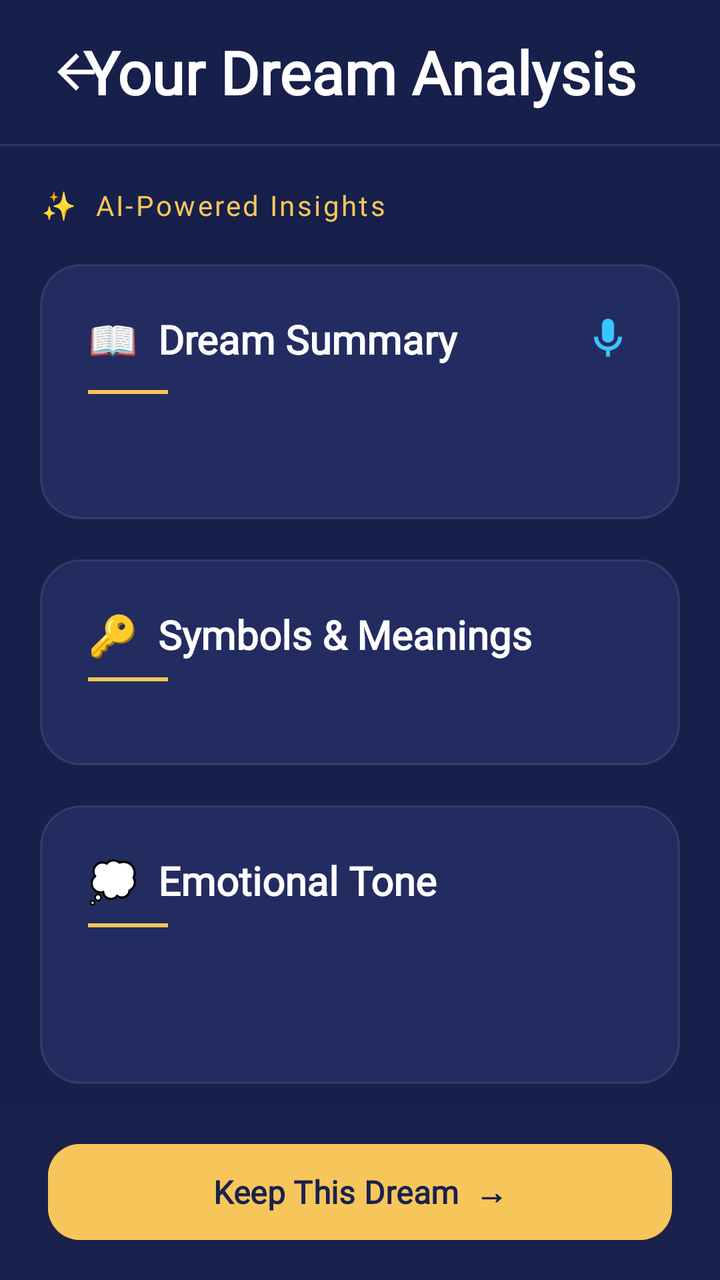
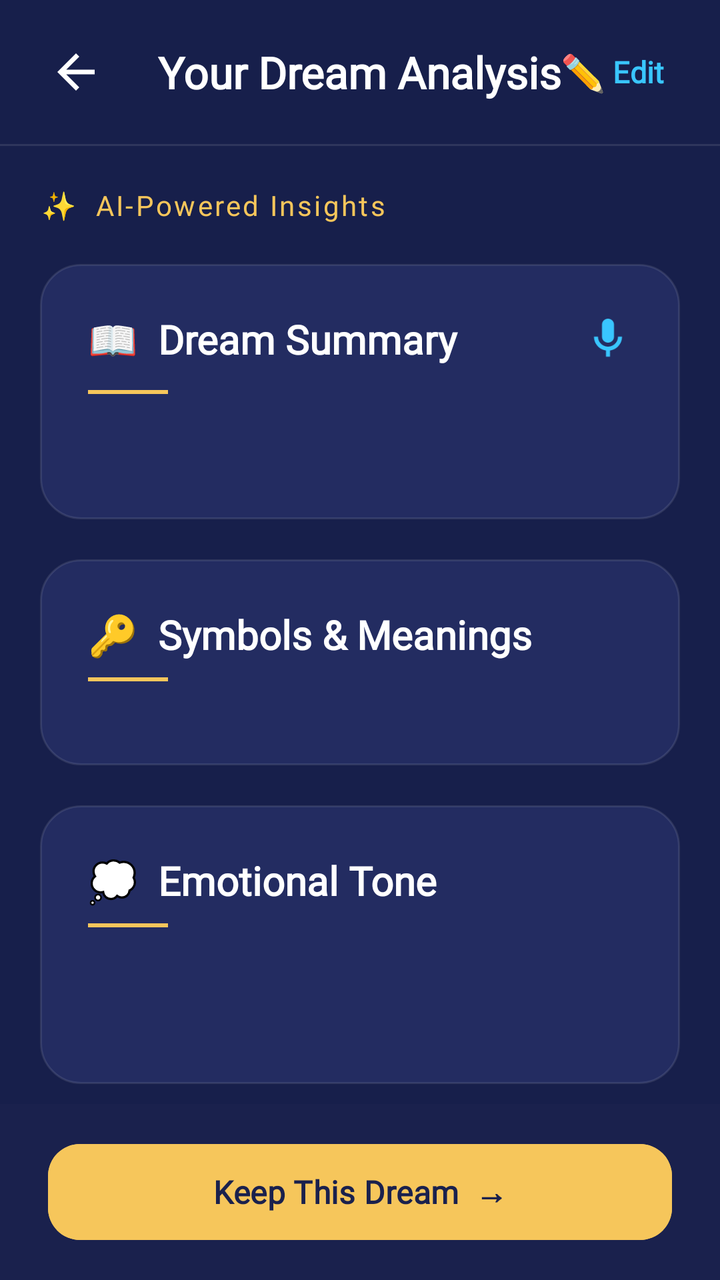

Screens rendered from an Android XML layout before and after an edit, with the pre-edit source and the edit as a unified diff.
<!-- AndroidManifest.xml: activity theme Theme.LucidDreams.Patterns -->
<!-- res/layout/activity_dream_analysis.xml -->
<?xml version="1.0" encoding="utf-8"?>
<androidx.constraintlayout.widget.ConstraintLayout
    xmlns:android="http://schemas.android.com/apk/res/android"
    xmlns:app="http://schemas.android.com/apk/res-auto"
    android:layout_width="match_parent"
    android:layout_height="match_parent"
    android:background="#171F4B"
    android:fitsSystemWindows="true">

    
    <FrameLayout
        android:id="@+id/topBar"
        android:layout_width="match_parent"
        android:layout_height="72dp"
        app:layout_constraintTop_toTopOf="parent"
        app:layout_constraintStart_toStartOf="parent"
        app:layout_constraintEnd_toEndOf="parent">

        <ImageView
            android:id="@+id/ivBack"
            android:layout_width="28dp"
            android:layout_height="28dp"
            android:layout_gravity="center_vertical|start"
            android:layout_marginStart="24dp"
            android:src="@drawable/ic_back"
            app:tint="#FFFFFF"
            android:contentDescription="Back" />

        <TextView
            android:layout_width="wrap_content"
            android:layout_height="wrap_content"
            android:layout_gravity="center"
            android:text="Your Dream Analysis"
            android:textColor="#FFFFFF"
            android:textSize="30sp"
            android:fontFamily="@font/poppins"
            android:textStyle="bold" />

    </FrameLayout>

    
    <View
        android:id="@+id/dividerTop"
        android:layout_width="match_parent"
        android:layout_height="1dp"
        android:background="#1AFFFFFF"
        app:layout_constraintTop_toBottomOf="@id/topBar"/>

    
    <ScrollView
        android:id="@+id/scrollContent"
        android:layout_width="match_parent"
        android:layout_height="0dp"
        android:scrollbars="none"
        android:overScrollMode="never"
        app:layout_constraintTop_toBottomOf="@id/dividerTop"
        app:layout_constraintBottom_toTopOf="@id/bottomContainer">

        <LinearLayout
            android:layout_width="match_parent"
            android:layout_height="wrap_content"
            android:orientation="vertical"
            android:paddingHorizontal="20dp"
            android:paddingTop="20dp"
            android:paddingBottom="24dp">

            
            <TextView
                android:layout_width="wrap_content"
                android:layout_height="wrap_content"
                android:text="✨  AI-Powered Insights"
                android:textColor="#F6C65B"
                android:textSize="14sp"
                android:fontFamily="@font/poppins"
                android:letterSpacing="0.08"
                android:layout_marginBottom="20dp" />

            
            <LinearLayout
                android:id="@+id/cardSummary"
                android:layout_width="match_parent"
                android:layout_height="wrap_content"
                android:background="@drawable/bg_analysis_card"
                android:orientation="vertical"
                android:padding="24dp"
                android:layout_marginBottom="20dp">

                <LinearLayout
                    android:layout_width="match_parent"
                    android:layout_height="wrap_content"
                    android:orientation="horizontal"
                    android:gravity="center_vertical"
                    android:layout_marginBottom="12dp">

                    <TextView
                        android:layout_width="0dp"
                        android:layout_height="wrap_content"
                        android:layout_weight="1"
                        android:text="📖  Dream Summary"
                        android:textColor="#FFFFFF"
                        android:textSize="20sp"
                        android:fontFamily="@font/poppins"
                        android:textStyle="bold" />

                    <ImageView
                        android:id="@+id/ivSpeaker"
                        android:layout_width="24dp"
                        android:layout_height="24dp"
                        android:src="@drawable/ic_mic"
                        android:contentDescription="Read aloud"
                        app:tint="#39C6FF"
                        android:clickable="true"
                        android:focusable="true"
                        android:background="?attr/selectableItemBackgroundBorderless" />

                </LinearLayout>

                
                <View
                    android:layout_width="40dp"
                    android:layout_height="2dp"
                    android:background="#F6C65B"
                    android:layout_marginBottom="16dp" />

                <TextView
                    android:id="@+id/tvSummary"
                    android:layout_width="match_parent"
                    android:layout_height="wrap_content"
                    android:text=""
                    android:textColor="#FFFFFF"
                    android:textSize="17sp"
                    android:fontFamily="@font/poppins"
                    android:lineSpacingMultiplier="1.7" />

            </LinearLayout>

            
            <LinearLayout
                android:id="@+id/cardSymbols"
                android:layout_width="match_parent"
                android:layout_height="wrap_content"
                android:background="@drawable/bg_analysis_card"
                android:orientation="vertical"
                android:padding="24dp"
                android:layout_marginBottom="20dp">

                <TextView
                    android:layout_width="match_parent"
                    android:layout_height="wrap_content"
                    android:text="🔑  Symbols &amp; Meanings"
                    android:textColor="#FFFFFF"
                    android:textSize="20sp"
                    android:fontFamily="@font/poppins"
                    android:textStyle="bold"
                    android:layout_marginBottom="8dp" />

                
                <View
                    android:layout_width="40dp"
                    android:layout_height="2dp"
                    android:background="#F6C65B"
                    android:layout_marginBottom="18dp" />

                
                <LinearLayout
                    android:id="@+id/llSymbols"
                    android:layout_width="match_parent"
                    android:layout_height="wrap_content"
                    android:orientation="vertical" />

                
                <TextView
                    android:id="@+id/tvNoSymbols"
                    android:layout_width="match_parent"
                    android:layout_height="wrap_content"
                    android:text="No specific symbols detected in this dream."
                    android:textColor="#7B88C5"
                    android:textSize="15sp"
                    android:fontFamily="@font/poppins"
                    android:visibility="gone" />

            </LinearLayout>

            
            <LinearLayout
                android:id="@+id/cardEmotion"
                android:layout_width="match_parent"
                android:layout_height="wrap_content"
                android:background="@drawable/bg_analysis_card"
                android:orientation="vertical"
                android:padding="24dp"
                android:layout_marginBottom="20dp">

                <TextView
                    android:layout_width="match_parent"
                    android:layout_height="wrap_content"
                    android:text="💭  Emotional Tone"
                    android:textColor="#FFFFFF"
                    android:textSize="20sp"
                    android:fontFamily="@font/poppins"
                    android:textStyle="bold"
                    android:layout_marginBottom="8dp" />

                
                <View
                    android:layout_width="40dp"
                    android:layout_height="2dp"
                    android:background="#F6C65B"
                    android:layout_marginBottom="18dp" />

                
                <com.google.android.material.chip.ChipGroup
                    android:id="@+id/chipGroupEmotions"
                    android:layout_width="match_parent"
                    android:layout_height="wrap_content"
                    app:chipSpacingHorizontal="8dp"
                    app:chipSpacingVertical="4dp" />

                <TextView
                    android:id="@+id/tvEmotionDesc"
                    android:layout_width="match_parent"
                    android:layout_height="wrap_content"
                    android:text=""
                    android:textColor="#C5CAE9"
                    android:textSize="15sp"
                    android:fontFamily="@font/poppins"
                    android:lineSpacingMultiplier="1.6"
                    android:layout_marginTop="16dp" />

            </LinearLayout>

            
            <LinearLayout
                android:id="@+id/cardReflection"
                android:layout_width="match_parent"
                android:layout_height="wrap_content"
                android:background="@drawable/bg_analysis_card"
                android:orientation="vertical"
                android:padding="24dp"
                android:layout_marginBottom="20dp">

                <TextView
                    android:layout_width="match_parent"
                    android:layout_height="wrap_content"
                    android:text="🌙  Reflection Prompt"
                    android:textColor="#FFFFFF"
                    android:textSize="20sp"
                    android:fontFamily="@font/poppins"
                    android:textStyle="bold"
                    android:layout_marginBottom="8dp" />

                
                <View
                    android:layout_width="40dp"
                    android:layout_height="2dp"
                    android:background="#F6C65B"
                    android:layout_marginBottom="16dp" />

                
                <TextView
                    android:layout_width="wrap_content"
                    android:layout_height="wrap_content"
                    android:text="❝"
                    android:textColor="#F6C65B"
                    android:textSize="28sp"
                    android:layout_marginBottom="4dp" />

                <TextView
                    android:id="@+id/tvReflection"
                    android:layout_width="match_parent"
                    android:layout_height="wrap_content"
                    android:text=""
                    android:textColor="#FFFFFF"
                    android:textSize="17sp"
                    android:fontFamily="@font/poppins"
                    android:textStyle="italic"
                    android:lineSpacingMultiplier="1.7" />

            </LinearLayout>

            
            <LinearLayout
                android:id="@+id/cardInsight"
                android:layout_width="match_parent"
                android:layout_height="wrap_content"
                android:background="@drawable/bg_analysis_card"
                android:orientation="vertical"
                android:padding="24dp"
                android:layout_marginBottom="8dp">

                <TextView
                    android:layout_width="match_parent"
                    android:layout_height="wrap_content"
                    android:text="💡  Insight Score"
                    android:textColor="#FFFFFF"
                    android:textSize="20sp"
                    android:fontFamily="@font/poppins"
                    android:textStyle="bold"
                    android:layout_marginBottom="8dp" />

                
                <View
                    android:layout_width="40dp"
                    android:layout_height="2dp"
                    android:background="#F6C65B"
                    android:layout_marginBottom="16dp" />

                
                <LinearLayout
                    android:id="@+id/llInsightScores"
                    android:layout_width="match_parent"
                    android:layout_height="wrap_content"
                    android:orientation="vertical" />

            </LinearLayout>

        </LinearLayout>
    </ScrollView>

    
    <LinearLayout
        android:id="@+id/bottomContainer"
        android:layout_width="match_parent"
        android:layout_height="wrap_content"
        android:background="#1A214D"
        android:paddingHorizontal="24dp"
        android:paddingVertical="16dp"
        android:orientation="vertical"
        app:layout_constraintBottom_toBottomOf="parent">

        <Button
            android:id="@+id/btnKeepDream"
            android:layout_width="match_parent"
            android:layout_height="56dp"
            android:text="Keep This Dream  →"
            android:textColor="#1A214D"
            android:textSize="16sp"
            android:textStyle="bold"
            android:fontFamily="@font/poppins"
            android:backgroundTint="#F6C65B"
            app:cornerRadius="16dp" />

    </LinearLayout>

</androidx.constraintlayout.widget.ConstraintLayout>
<!-- resources referenced by this layout -->
<resources>
  <!-- drawable bg_analysis_card (drawable) -->
  <?xml version="1.0" encoding="utf-8"?>
  <shape xmlns:android="http://schemas.android.com/apk/res/android"
      android:shape="rectangle">
      <solid android:color="#232C61" />
      <corners android:radius="20dp" />
      <stroke
          android:width="1dp"
          android:color="#1AFFFFFF"/>
  </shape>
  <!-- drawable ic_back (drawable) -->
  <vector xmlns:android="http://schemas.android.com/apk/res/android"
      android:width="24dp"
      android:height="24dp"
      android:viewportWidth="24"
      android:viewportHeight="24"
      android:tint="?attr/colorControlNormal">
    <path
        android:fillColor="@android:color/white"
        android:pathData="M20,11H7.83l5.59,-5.59L12,4l-8,8 8,8 1.41,-1.41L7.83,13H20V11Z"/>
  </vector>
  <style name="Theme.LucidDreams.Patterns" parent="Theme.LucidDreams">
          <item name="android:windowBackground">#171F4B</item>
          <item name="android:colorBackground">#171F4B</item>
          <item name="android:statusBarColor">#171F4B</item>
          <item name="android:navigationBarColor">#222B52</item>
      </style>
  <style name="Theme.LucidDreams" parent="Base.Theme.LucidDreams">
          <item name="materialCalendarTheme">@style/CustomDatePickerTheme</item>
      </style>
  <style name="Base.Theme.LucidDreams" parent="Theme.Material3.DayNight.NoActionBar">
          
          
      </style>
  <style name="CustomDatePickerConfirmButton" parent="Widget.Material3.Button">
          <item name="backgroundTint">#39C6FF</item>
          <item name="android:textColor">#171F4B</item>
      </style>
  <style name="CustomDatePickerCancelButton" parent="Widget.Material3.Button.TextButton">
          <item name="android:textColor">#C5CAE9</item>
      </style>
  <style name="CustomCalendarDay" parent="Widget.Material3.MaterialCalendar.Day">
          <item name="itemTextColor">#C5CAE9</item>
      </style>
  <style name="CustomCalendarDaySelected" parent="Widget.Material3.MaterialCalendar.Day.Selected">
          <item name="itemTextColor">#171F4B</item>
          <item name="itemFillColor">#39C6FF</item>
      </style>
  <style name="CustomCalendarDayToday" parent="Widget.Material3.MaterialCalendar.Day.Today">
          <item name="itemTextColor">#FFFFFF</item>
          <item name="itemStrokeColor">#39C6FF</item>
          <item name="itemStrokeWidth">1dp</item>
      </style>
  <!-- unchanged entries left out for length: 3 -->
</resources>

<!-- the commit's change to res/layout/activity_dream_analysis.xml (unified diff, before → after) -->
@@ -32,9 +32,39 @@
             android:layout_gravity="center"
             android:text="Your Dream Analysis"
             android:textColor="#FFFFFF"
-            android:textSize="30sp"
+            android:textSize="22sp"
             android:fontFamily="@font/poppins"
             android:textStyle="bold" />
+
+        
+        <LinearLayout
+            android:id="@+id/btnEditDream"
+            android:layout_width="wrap_content"
+            android:layout_height="wrap_content"
+            android:layout_gravity="center_vertical|end"
+            android:layout_marginEnd="20dp"
+            android:orientation="horizontal"
+            android:gravity="center_vertical"
+            android:padding="8dp"
+            android:clickable="true"
+            android:focusable="true"
+            android:background="?attr/selectableItemBackgroundBorderless">
+
+            <TextView
+                android:layout_width="wrap_content"
+                android:layout_height="wrap_content"
+                android:text="✏️"
+                android:textSize="18sp" />
+
+            <TextView
+                android:layout_width="wrap_content"
+                android:layout_height="wrap_content"
+                android:text=" Edit"
+                android:textColor="#39C6FF"
+                android:textSize="15sp"
+                android:fontFamily="@font/poppins"
+                android:textStyle="bold" />
+        </LinearLayout>
 
     </FrameLayout>
 
@@ -275,6 +305,79 @@
                     android:fontFamily="@font/poppins"
                     android:textStyle="italic"
                     android:lineSpacingMultiplier="1.7" />
+
+            </LinearLayout>
+
+            
+            <LinearLayout
+                android:id="@+id/cardDreamVisualization"
+                android:layout_width="match_parent"
+                android:layout_height="wrap_content"
+                android:background="@drawable/bg_analysis_card"
+                android:orientation="vertical"
+                android:padding="24dp"
+                android:layout_marginBottom="20dp">
+
+                <TextView
+                    android:layout_width="match_parent"
+                    android:layout_height="wrap_content"
+                    android:text="🎨  Dream Visualization"
+                    android:textColor="#FFFFFF"
+                    android:textSize="20sp"
+                    android:fontFamily="@font/poppins"
+                    android:textStyle="bold"
+                    android:layout_marginBottom="8dp" />
+
+                
+                <View
+                    android:layout_width="40dp"
+                    android:layout_height="2dp"
+                    android:background="#F6C65B"
+                    android:layout_marginBottom="16dp" />
+
+                
+                <LinearLayout
+                    android:id="@+id/llDreamImageArea"
+                    android:layout_width="match_parent"
+                    android:layout_height="200dp"
+                    android:orientation="vertical"
+                    android:gravity="center"
+                    android:background="@drawable/bg_dream_visualization"
+                    android:layout_marginBottom="14dp">
+
+                    <TextView
+                        android:id="@+id/tvDreamVizEmoji"
+                        android:layout_width="wrap_content"
+                        android:layout_height="wrap_content"
+                        android:text="🌙"
+                        android:textSize="48sp"
+                        android:layout_marginBottom="10dp" />
+
+                    <TextView
+                        android:id="@+id/tvDreamVizPrompt"
+                        android:layout_width="wrap_content"
+                        android:layout_height="wrap_content"
+                        android:text="Dream atmosphere visualized"
+                        android:textColor="#C5CAE9"
+                        android:textSize="14sp"
+                        android:fontFamily="@font/poppins"
+                        android:textStyle="italic"
+                        android:gravity="center"
+                        android:paddingHorizontal="24dp" />
+
+                </LinearLayout>
+
+                <Button
+                    android:id="@+id/btnRegenerateImage"
+                    android:layout_width="match_parent"
+                    android:layout_height="48dp"
+                    android:text="✦  Regenerate Image"
+                    android:textColor="#171F4B"
+                    android:textSize="15sp"
+                    android:textStyle="bold"
+                    android:fontFamily="@font/poppins"
+                    android:backgroundTint="#39C6FF"
+                    app:cornerRadius="12dp" />
 
             </LinearLayout>
 
<!-- resource entries referenced after the edit -->
@@ -10,6 +10,33 @@
           android:width="1dp"
           android:color="#1AFFFFFF"/>
   </shape>
+  <!-- drawable bg_dream_visualization (drawable) -->
+  <?xml version="1.0" encoding="utf-8"?>
+  <layer-list xmlns:android="http://schemas.android.com/apk/res/android">
+      
+      <item>
+          <shape android:shape="rectangle">
+              <gradient
+                  android:angle="135"
+                  android:startColor="#0D1035"
+                  android:centerColor="#1A1060"
+                  android:endColor="#0A2040"
+                  android:type="linear" />
+              <corners android:radius="14dp" />
+          </shape>
+      </item>
+      
+      <item>
+          <shape android:shape="rectangle">
+              <gradient
+                  android:angle="45"
+                  android:startColor="#209A63FF"
+                  android:endColor="#1039C6FF"
+                  android:type="linear" />
+              <corners android:radius="14dp" />
+          </shape>
+      </item>
+  </layer-list>
   <!-- drawable ic_back (drawable) -->
   <vector xmlns:android="http://schemas.android.com/apk/res/android"
       android:width="24dp"
@@ -26,6 +53,14 @@
           <item name="android:colorBackground">#171F4B</item>
           <item name="android:statusBarColor">#171F4B</item>
           <item name="android:navigationBarColor">#222B52</item>
+          
+          <item name="colorSurface">#171F4B</item>
+          <item name="colorSurfaceVariant">#232C61</item>
+          <item name="colorSurfaceContainer">#171F4B</item>
+          <item name="colorSurfaceContainerLow">#171F4B</item>
+          <item name="colorSurfaceContainerHigh">#232C61</item>
+          <item name="colorSurfaceContainerHighest">#2A3567</item>
+          <item name="colorOnSurface">#FFFFFF</item>
       </style>
   <style name="Theme.LucidDreams" parent="Base.Theme.LucidDreams">
           <item name="materialCalendarTheme">@style/CustomDatePickerTheme</item>
